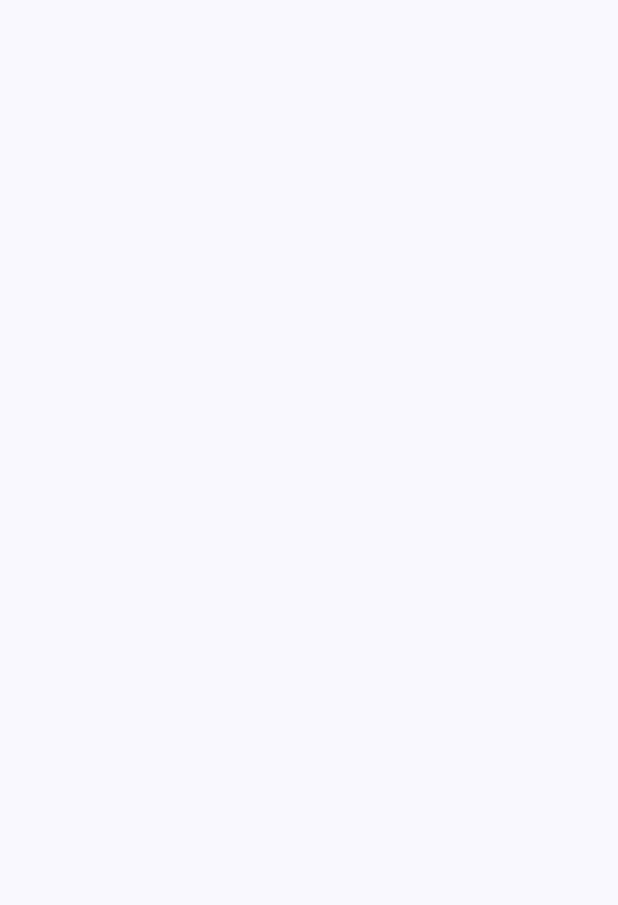
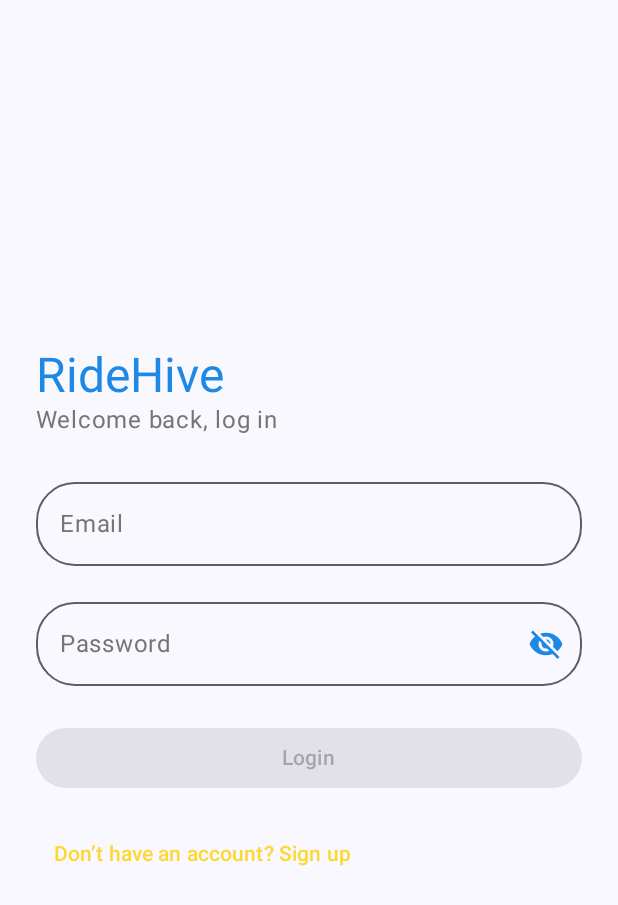
Before and after one commit to Pantham-CharanNagaBbu/RideHive, an Android app built with Jetpack Compose: the login screen opened through its navigation route, on a phone screen of 412 x 824 dp. Before the commit the part shown is empty. Shown: the top 905 px of the screen. Run offline under Robolectric (Android 15) with nearby library versions, the phone set to English and light mode, and no system bars.

Commit message:
Log in page ui created

```diff
--- a/app/src/main/java/uk/ac/tees/mad/ridehive/MainActivity.kt
+++ b/app/src/main/java/uk/ac/tees/mad/ridehive/MainActivity.kt
@@ -12,6 +12,7 @@ import androidx.compose.ui.Modifier
 import androidx.navigation.compose.NavHost
 import androidx.navigation.compose.composable
 import androidx.navigation.compose.rememberNavController
+import uk.ac.tees.mad.ridehive.display.Login
 import uk.ac.tees.mad.ridehive.display.SignUp
 import uk.ac.tees.mad.ridehive.display.Splash
 import uk.ac.tees.mad.ridehive.ui.theme.RideHiveTheme
@@ -40,12 +41,12 @@ sealed class navigation(val route : String){
 
 @Composable
 fun RideHive(innerPadding: PaddingValues) {
-    NavHost(rememberNavController(), startDestination = navigation.SignUp.route){
+    NavHost(rememberNavController(), startDestination = navigation.Login.route){
         composable(navigation.Splash.route){
             Splash(innerPadding)
         }
         composable(navigation.Login.route){
-            //Login()
+            Login()
         }
         composable(navigation.SignUp.route){
             SignUp()
--- /dev/null
+++ b/app/src/main/java/uk/ac/tees/mad/ridehive/display/LogIn.kt
@@ -0,0 +1,126 @@
+package uk.ac.tees.mad.ridehive.display
+
+import androidx.compose.foundation.layout.Arrangement
+import androidx.compose.foundation.layout.Column
+import androidx.compose.foundation.layout.Spacer
+import androidx.compose.foundation.layout.fillMaxSize
+import androidx.compose.foundation.layout.fillMaxWidth
+import androidx.compose.foundation.layout.height
+import androidx.compose.foundation.layout.padding
+import androidx.compose.foundation.shape.RoundedCornerShape
+import androidx.compose.material.icons.Icons
+import androidx.compose.material.icons.filled.Visibility
+import androidx.compose.material.icons.filled.VisibilityOff
+import androidx.compose.material3.Button
+import androidx.compose.material3.ButtonDefaults
+import androidx.compose.material3.Icon
+import androidx.compose.material3.IconButton
+import androidx.compose.material3.MaterialTheme
+import androidx.compose.material3.OutlinedTextField
+import androidx.compose.material3.Text
+import androidx.compose.material3.TextButton
+import androidx.compose.runtime.Composable
+import androidx.compose.runtime.getValue
+import androidx.compose.runtime.mutableStateOf
+import androidx.compose.runtime.remember
+import androidx.compose.runtime.setValue
+import androidx.compose.ui.Modifier
+import androidx.compose.ui.text.input.PasswordVisualTransformation
+import androidx.compose.ui.text.input.VisualTransformation
+import androidx.compose.ui.unit.dp
+import uk.ac.tees.mad.ridehive.ui.theme.RideHiveBackground
+import uk.ac.tees.mad.ridehive.ui.theme.RideHivePrimary
+import uk.ac.tees.mad.ridehive.ui.theme.RideHiveSecondary
+import uk.ac.tees.mad.ridehive.ui.theme.RideHiveTextSecondary
+import uk.ac.tees.mad.ridehive.ui.theme.RideHiveTextPrimary
+
+@Composable
+fun Login(
+    onLoginClick: (String, String) -> Unit = { _, _ -> },
+    onNavigateToSignUp: () -> Unit = {}
+) {
+    var email by remember { mutableStateOf("") }
+    var password by remember { mutableStateOf("") }
+    var passwordVisible by remember { mutableStateOf(false) }
+
+    val isFormValid = android.util.Patterns.EMAIL_ADDRESS.matcher(email).matches() &&
+            password.length >= 6
+
+    Column(
+        modifier = Modifier
+            .fillMaxSize()
+            .padding(24.dp),
+        verticalArrangement = Arrangement.Center
+    ) {
+        // 🔹 Branding / Title
+        Text(
+            text = "RideHive",
+            style = MaterialTheme.typography.headlineLarge,
+            color = RideHivePrimary
+        )
+        Text(
+            text = "Welcome back, log in",
+            style = MaterialTheme.typography.bodyLarge,
+            color = RideHiveTextSecondary
+        )
+
+        Spacer(modifier = Modifier.height(24.dp))
+
+        // 🔹 Email
+        OutlinedTextField(
+            value = email,
+            onValueChange = { email = it },
+            label = { Text("Email", color = RideHiveTextSecondary) },
+            modifier = Modifier.fillMaxWidth(),
+            shape = RoundedCornerShape(26.dp),
+            singleLine = true,
+            textStyle = MaterialTheme.typography.bodyLarge.copy(color = RideHiveTextPrimary)
+        )
+
+        Spacer(modifier = Modifier.height(16.dp))
+
+        // 🔹 Password
+        OutlinedTextField(
+            value = password,
+            onValueChange = { password = it },
+            label = { Text("Password", color = RideHiveTextSecondary) },
+            modifier = Modifier.fillMaxWidth(),
+            shape = RoundedCornerShape(26.dp),
+            singleLine = true,
+            textStyle = MaterialTheme.typography.bodyLarge.copy(color = RideHiveTextPrimary),
+            visualTransformation = if (passwordVisible) VisualTransformation.None else PasswordVisualTransformation(),
+            trailingIcon = {
+                val image = if (passwordVisible) Icons.Default.Visibility else Icons.Default.VisibilityOff
+                IconButton(onClick = { passwordVisible = !passwordVisible }) {
+                    Icon(image, contentDescription = null, tint = RideHivePrimary)
+                }
+            }
+        )
+
+        Spacer(modifier = Modifier.height(24.dp))
+
+        // 🔹 Login Button
+        Button(
+            onClick = { onLoginClick(email, password) },
+            enabled = isFormValid,
+            modifier = Modifier.fillMaxWidth(),
+            shape = RoundedCornerShape(26.dp),
+            colors = ButtonDefaults.buttonColors(
+                containerColor = RideHivePrimary,
+                contentColor = RideHiveBackground
+            )
+        ) {
+            Text("Login")
+        }
+
+        Spacer(modifier = Modifier.height(16.dp))
+
+        // 🔹 Navigate to Sign Up
+        TextButton(onClick = onNavigateToSignUp) {
+            Text(
+                text = "Don’t have an account? Sign up",
+                color = RideHiveSecondary
+            )
+        }
+    }
+}
```
